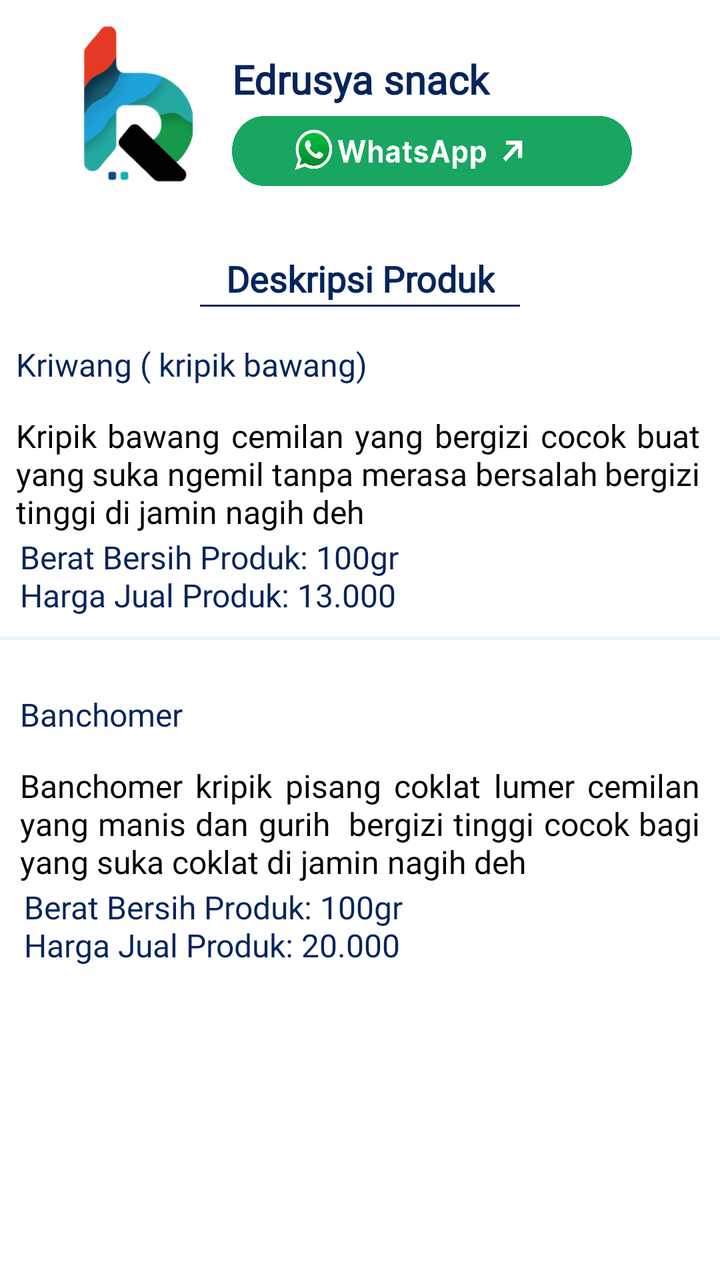
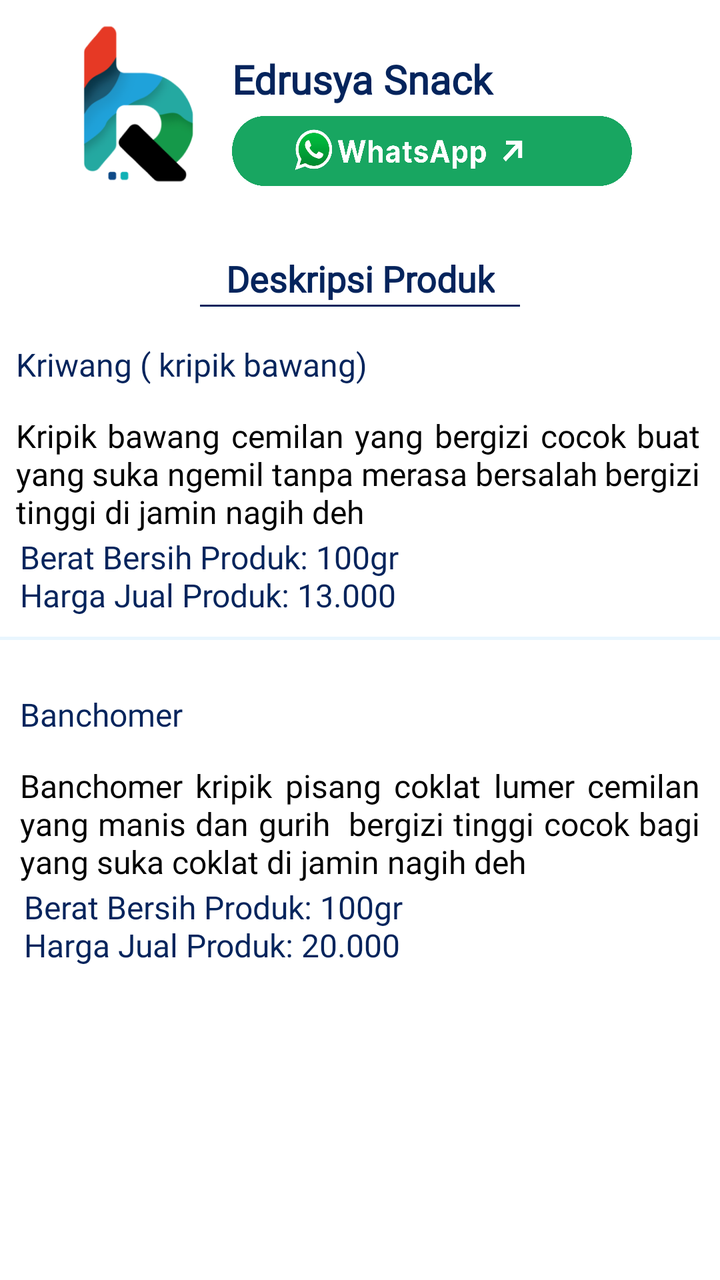

Screens rendered from an Android XML layout before and after an edit, with the pre-edit source and the edit as a unified diff.
<!-- AndroidManifest.xml: application theme Theme.MyApplication -->
<!-- res/layout/detail_umkm_7.xml -->
<?xml version="1.0" encoding="utf-8"?>
<androidx.constraintlayout.widget.ConstraintLayout xmlns:android="http://schemas.android.com/apk/res/android"
    xmlns:tools="http://schemas.android.com/tools"
    android:layout_width="match_parent"
    android:layout_height="match_parent"
    xmlns:app="http://schemas.android.com/apk/res-auto">

    
    <LinearLayout
        android:id="@+id/umkm1_section"
        android:layout_width="match_parent"
        android:layout_height="wrap_content"
        android:layout_marginTop="2dp"
        android:orientation="horizontal"
        android:gravity="center_vertical"
        app:layout_constraintHorizontal_bias="0.5"
        app:layout_constraintStart_toStartOf="parent"
        app:layout_constraintEnd_toEndOf="parent"
        app:layout_constraintTop_toTopOf="parent">

        <ImageView
            android:id="@+id/image_rb"
            android:layout_width="100dp"
            android:layout_height="100dp"
            android:src="@drawable/logorb"
            android:paddingStart="37dp" />

        <LinearLayout
            android:layout_width="0dp"
            android:layout_height="wrap_content"
            android:layout_weight="1"
            android:orientation="vertical"
            android:gravity="center_vertical"
            android:layout_marginStart="16dp">

            <TextView
                android:id="@+id/title_umkm2"
                android:layout_marginTop="15dp"
                android:layout_width="match_parent"
                android:layout_height="wrap_content"
                android:text="Edrusya snack"
                android:textSize="20sp"
                android:textStyle="bold"
                android:textColor="@color/blue"
                android:fontFamily="@font/poppins_bold" />

            <ImageButton
                android:id="@+id/button_wa"
                android:layout_width="200dp"
                android:layout_height="35dp"
                android:layout_marginTop="5dp"
                android:background="@drawable/wa_detail"
                android:paddingStart="24dp"
                android:gravity="center"
                app:layout_constraintBottom_toBottomOf="parent"
                app:layout_constraintEnd_toEndOf="parent"
                app:layout_constraintStart_toStartOf="parent" />
        </LinearLayout>
    </LinearLayout>

    
    <TextView
        android:id="@+id/description_title"
        android:layout_marginTop="25dp"
        android:layout_width="wrap_content"
        android:layout_height="wrap_content"
        android:text="Deskripsi Produk"
        android:textSize="18sp"
        android:textStyle="bold"
        android:textColor="@color/blue"
        android:fontFamily="@font/poppins_bold"
        android:gravity="center_horizontal"
        app:layout_constraintTop_toBottomOf="@id/umkm1_section"
        app:layout_constraintStart_toStartOf="parent"
        app:layout_constraintEnd_toEndOf="parent" />

    
    <View
        android:id="@+id/line_below_text"
        android:layout_width="160dp"
        android:layout_height="1dp"
        android:layout_marginTop="1dp"
        android:background="@color/blue"
        android:layout_gravity="center_horizontal"
        app:layout_constraintTop_toBottomOf="@id/description_title"
        app:layout_constraintStart_toStartOf="parent"
        app:layout_constraintEnd_toEndOf="parent" />

    
    <TextView
        android:id="@+id/judul1"
        android:layout_width="match_parent"
        android:layout_height="wrap_content"
        android:layout_marginTop="18dp"
        android:layout_marginStart="8dp"
        android:layout_marginEnd="10dp"
        android:text="Kriwang ( kripik bawang)"
        android:textSize="16sp"
        android:textColor="@color/blue"
        android:fontFamily="@font/poppins_bold"
        app:layout_constraintTop_toBottomOf="@id/line_below_text"
        app:layout_constraintStart_toStartOf="parent"
        app:layout_constraintEnd_toEndOf="parent" />

    
    <TextView
        android:id="@+id/text_umkm3"
        android:layout_width="match_parent"
        android:layout_height="wrap_content"
        android:layout_marginTop="14dp"
        android:layout_marginStart="8dp"
        android:layout_marginEnd="10dp"
        android:text="Kripik bawang cemilan yang bergizi cocok buat yang suka ngemil tanpa merasa bersalah bergizi tinggi di jamin nagih deh"
        android:textSize="16sp"
        android:textColor="@color/black"
        android:fontFamily="@font/poppins_regular"
        android:justificationMode="inter_word"
        app:layout_constraintTop_toBottomOf="@id/judul1"
        app:layout_constraintStart_toStartOf="parent"
        app:layout_constraintEnd_toEndOf="parent" />

    
    <TextView
        android:id="@+id/harga1"
        android:layout_width="match_parent"
        android:layout_height="wrap_content"
        android:layout_marginTop="1dp"
        android:layout_marginStart="10dp"
        android:layout_marginEnd="10dp"
        android:text="Berat Bersih Produk: 100gr\nHarga Jual Produk: 13.000"
        android:textSize="16sp"
        android:textColor="@color/blue"
        android:fontFamily="@font/poppins_bold"
        app:layout_constraintTop_toBottomOf="@id/text_umkm3"
        app:layout_constraintStart_toStartOf="parent"
        app:layout_constraintEnd_toEndOf="parent" />

    
    <ImageView
        android:id="@+id/image_line2"
        android:layout_width="1000dp"
        android:layout_height="20dp"
        android:scaleType="fitCenter"
        android:src="@drawable/line"
        app:layout_constraintTop_toBottomOf="@id/harga1"
        app:layout_constraintStart_toStartOf="parent"
        app:layout_constraintEnd_toEndOf="parent" />

    
    <TextView
        android:id="@+id/judul2"
        android:layout_width="match_parent"
        android:layout_height="wrap_content"
        android:layout_marginTop="18dp"
        android:layout_marginStart="10dp"
        android:layout_marginEnd="10dp"
        android:text="Banchomer"
        android:textSize="16sp"
        android:textColor="@color/blue"
        android:fontFamily="@font/poppins_bold"
        app:layout_constraintTop_toBottomOf="@id/image_line2"
        app:layout_constraintStart_toStartOf="parent"
        app:layout_constraintEnd_toEndOf="parent" />

    
    <TextView
        android:id="@+id/text_umkm3_2"
        android:layout_width="match_parent"
        android:layout_height="wrap_content"
        android:layout_marginTop="14dp"
        android:layout_marginStart="10dp"
        android:layout_marginEnd="10dp"
        android:text="Banchomer kripik pisang coklat lumer cemilan yang manis dan gurih  bergizi tinggi cocok bagi yang suka coklat di jamin nagih deh"
        android:textSize="16sp"
        android:textColor="@color/black"
        android:fontFamily="@font/poppins_regular"
        android:justificationMode="inter_word"
        app:layout_constraintTop_toBottomOf="@id/judul2"
        app:layout_constraintStart_toStartOf="parent"
        app:layout_constraintEnd_toEndOf="parent" />

    
    <TextView
        android:id="@+id/harga2"
        android:layout_width="match_parent"
        android:layout_height="wrap_content"
        android:layout_marginTop="1dp"
        android:layout_marginStart="12dp"
        android:layout_marginEnd="10dp"
        android:text="Berat Bersih Produk: 100gr\nHarga Jual Produk: 20.000"
        android:textSize="16sp"
        android:textColor="@color/blue"
        android:fontFamily="@font/poppins_bold"
        app:layout_constraintTop_toBottomOf="@id/text_umkm3_2"
        app:layout_constraintStart_toStartOf="parent"
        app:layout_constraintEnd_toEndOf="parent" />

    
    <TextView
        android:id="@+id/kosongdetailkatalog_bpp"
        android:layout_width="0dp"
        android:layout_height="wrap_content"
        android:layout_marginTop="58dp"
        android:layout_marginStart="16dp"
        android:layout_marginEnd="16dp"
        android:textSize="16sp"
        app:layout_constraintTop_toTopOf="parent"
        app:layout_constraintStart_toStartOf="parent"
        app:layout_constraintEnd_toEndOf="parent" />

</androidx.constraintlayout.widget.ConstraintLayout>
<!-- resources referenced by this layout -->
<resources>
  <color name="black">#FF000000</color>
  <color name="blue">#04245C</color>
  <!-- drawable line: png bitmap (drawable, 14341 bytes) -->
  <!-- drawable logorb: png bitmap (drawable, 46204 bytes) -->
  <!-- drawable wa_detail: png bitmap (drawable, 111318 bytes) -->
  <style name="Theme.MyApplication" parent="Theme.MaterialComponents.DayNight.DarkActionBar">
          
          <item name="colorPrimary">@color/purple_500</item>
          <item name="colorPrimaryVariant">@color/purple_700</item>
          <item name="colorOnPrimary">@color/white</item>
          
          <item name="colorSecondary">@color/teal_200</item>
          <item name="colorSecondaryVariant">@color/teal_700</item>
          <item name="colorOnSecondary">@color/black</item>
          
          <item name="android:statusBarColor">?attr/colorPrimaryVariant</item>
          
      </style>
  <color name="purple_500">#1FA1D8</color>
  <color name="purple_700">#1FA1D8</color>
  <color name="white">#FFFFFFFF</color>
  <color name="teal_200">#FF03DAC5</color>
  <color name="teal_700">#FF018786</color>
</resources>

<!-- the commit's change to res/layout/detail_umkm_7.xml (unified diff, before → after) -->
@@ -38,7 +38,7 @@
                 android:layout_marginTop="15dp"
                 android:layout_width="match_parent"
                 android:layout_height="wrap_content"
-                android:text="Edrusya snack"
+                android:text="Edrusya Snack"
                 android:textSize="20sp"
                 android:textStyle="bold"
                 android:textColor="@color/blue"
